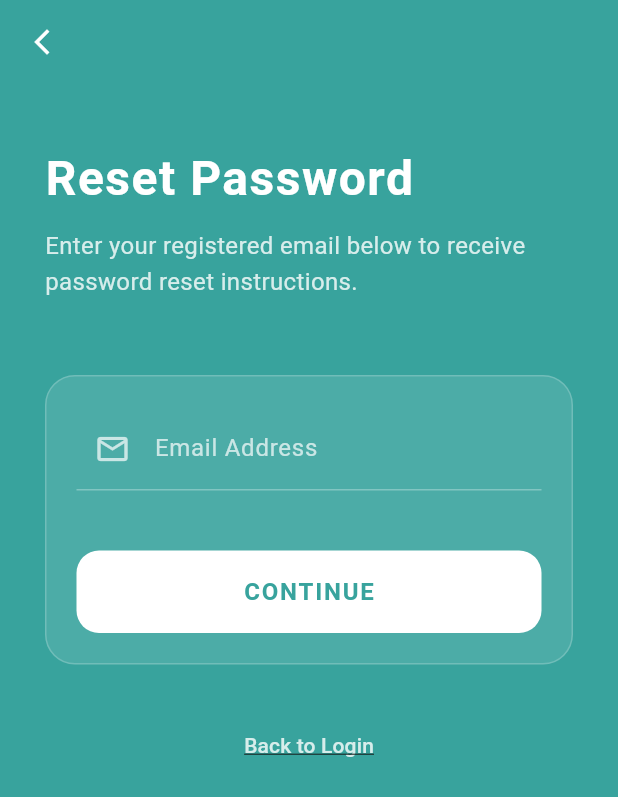
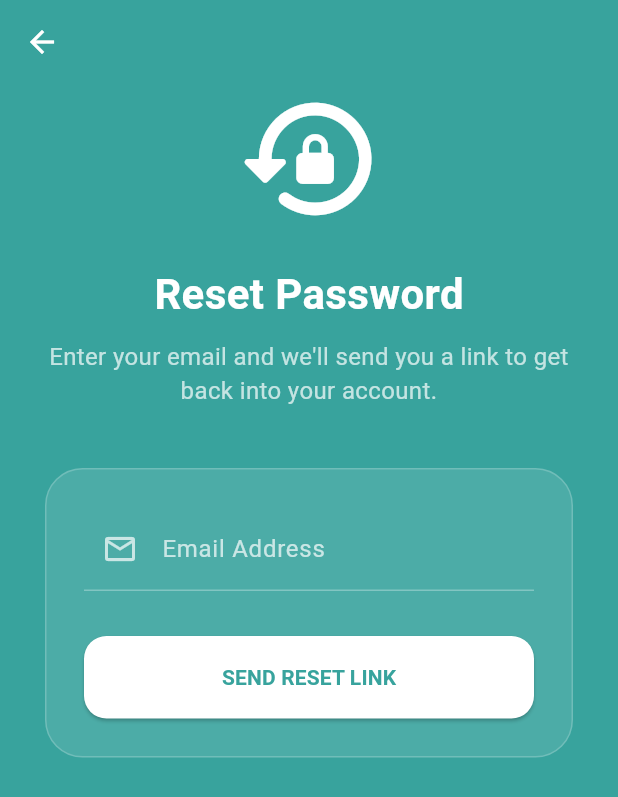
Before and after one commit to VanchhaiThay/eduhub, a Flutter app: the screen it shows after launch, after a tap on "Forgot Password?", on a phone screen of 412 x 824 dp. Shown: the top 797 px of the screen. Run offline on Flutter 3.47's test engine with Material 3 defaults, Android fonts, the light colour scheme and no system bars; our stand-ins replace cloud_firestore, firebase_auth, firebase_core, flutter_local_notifications, shared_preferences; accounts and stored records are empty.

Commit message:
update forgot password

```diff
--- /dev/null
+++ b/devtools_options.yaml
@@ -0,0 +1,3 @@
+description: This file stores settings for Dart & Flutter DevTools.
+documentation: https://docs.flutter.dev/tools/devtools/extensions#configure-extension-enablement-states
+extensions:
--- /dev/null
+++ b/lib/auth/forgot_password.dart
@@ -0,0 +1,151 @@
+import 'package:firebase_auth/firebase_auth.dart';
+import 'package:flutter/material.dart';
+
+class ForgotPasswordPage extends StatefulWidget {
+  const ForgotPasswordPage({super.key});
+
+  @override
+  State<ForgotPasswordPage> createState() => _ForgotPasswordPageState();
+}
+
+class _ForgotPasswordPageState extends State<ForgotPasswordPage> {
+  final emailController = TextEditingController();
+  bool isLoading = false;
+
+  @override
+  void dispose() {
+    emailController.dispose();
+    super.dispose();
+  }
+
+  Future<void> passwordReset() async {
+    final email = emailController.text.trim();
+
+    // 1. Basic Validation
+    if (email.isEmpty) {
+      _showMessage("Please enter your email address", isError: true);
+      return;
+    }
+
+    setState(() => isLoading = true);
+
+    try {
+      // 2. Firebase Request
+      await FirebaseAuth.instance.sendPasswordResetEmail(email: email);
+
+      // 3. Success Feedback
+      if (!mounted) return;
+      _showMessage("Reset link sent! Please check your Gmail spam.");
+
+      // Optional: Navigate back to login after a delay
+      Future.delayed(const Duration(seconds: 2), () {
+        if (mounted) Navigator.pop(context);
+      });
+
+    } on FirebaseAuthException catch (e) {
+      // 4. Error Handling
+      String errorMessage = "An error occurred";
+      if (e.code == 'user-not-found') {
+        errorMessage = "No account found with this email.";
+      } else if (e.code == 'invalid-email') {
+        errorMessage = "The email address is not valid.";
+      }
+      _showMessage(errorMessage, isError: true);
+    } catch (e) {
+      _showMessage("Something went wrong. Please try again.", isError: true);
+    } finally {
+      if (mounted) setState(() => isLoading = false);
+    }
+  }
+
+  void _showMessage(String message, {bool isError = false}) {
+    ScaffoldMessenger.of(context).showSnackBar(
+      SnackBar(
+        content: Text(message),
+        backgroundColor: isError ? Colors.redAccent : Colors.green,
+        behavior: SnackBarBehavior.floating,
+        shape: RoundedRectangleBorder(borderRadius: BorderRadius.circular(10)),
+      ),
+    );
+  }
+
+  @override
+  Widget build(BuildContext context) {
+    return Scaffold(
+      backgroundColor: const Color(0xFF38A39D), // Matches your Login Page
+      appBar: AppBar(
+        backgroundColor: Colors.transparent,
+        elevation: 0,
+        iconTheme: const IconThemeData(color: Colors.white),
+      ),
+      body: SafeArea(
+        child: SingleChildScrollView(
+          padding: const EdgeInsets.symmetric(horizontal: 30),
+          child: Column(
+            children: [
+              const Icon(Icons.lock_reset_rounded, size: 100, color: Colors.white),
+              const SizedBox(height: 20),
+              const Text(
+                "Reset Password",
+                style: TextStyle(color: Colors.white, fontSize: 28, fontWeight: FontWeight.bold),
+              ),
+              const SizedBox(height: 10),
+              Text(
+                "Enter your email and we'll send you a link to get back into your account.",
+                textAlign: TextAlign.center,
+                style: TextStyle(color: Colors.white.withOpacity(0.7), fontSize: 16),
+              ),
+              const SizedBox(height: 40),
+
+              // Glassmorphic Card
+              Container(
+                decoration: BoxDecoration(
+                  color: Colors.white.withOpacity(0.1),
+                  borderRadius: BorderRadius.circular(25),
+                  border: Border.all(color: Colors.white.withOpacity(0.2)),
+                ),
+                padding: const EdgeInsets.all(25),
+                child: Column(
+                  children: [
+                    TextField(
+                      controller: emailController,
+                      style: const TextStyle(color: Colors.white),
+                      keyboardType: TextInputType.emailAddress,
+                      decoration: InputDecoration(
+                        labelText: "Email Address",
+                        labelStyle: const TextStyle(color: Colors.white70),
+                        prefixIcon: const Icon(Icons.email_outlined, color: Colors.white70),
+                        enabledBorder: UnderlineInputBorder(
+                          borderSide: BorderSide(color: Colors.white.withOpacity(0.3)),
+                        ),
+                        focusedBorder: const UnderlineInputBorder(
+                          borderSide: BorderSide(color: Colors.white),
+                        ),
+                      ),
+                    ),
+                    const SizedBox(height: 30),
+                    SizedBox(
+                      width: double.infinity,
+                      height: 55,
+                      child: ElevatedButton(
+                        onPressed: isLoading ? null : passwordReset,
+                        style: ElevatedButton.styleFrom(
+                          backgroundColor: Colors.white,
+                          foregroundColor: const Color(0xFF38A39D),
+                          shape: RoundedRectangleBorder(borderRadius: BorderRadius.circular(15)),
+                        ),
+                        child: isLoading
+                            ? const CircularProgressIndicator(color: Color(0xFF38A39D))
+                            : const Text("SEND RESET LINK", style: TextStyle(fontWeight: FontWeight.bold)),
+                      ),
+                    ),
+                  ],
+                ),
+              ),
+            ],
+          ),
+        ),
+      ),
+    );
+  }
+}
--- a/lib/auth/forgot_password_verify.dart
+++ /dev/null
@@ -1,192 +0,0 @@
-import 'package:flutter/material.dart';
-import 'package:cloud_firestore/cloud_firestore.dart';
-import 'set_new_password.dart';
-
-class ForgotPasswordVerify extends StatefulWidget {
-  const ForgotPasswordVerify({super.key});
-
-  @override
-  State<ForgotPasswordVerify> createState() => _ForgotPasswordVerifyState();
-}
-
-class _ForgotPasswordVerifyState extends State<ForgotPasswordVerify> {
-  final emailController = TextEditingController();
-  bool isLoading = false;
-
-  Future<void> checkEmail() async {
-    final email = emailController.text.trim();
-    if (email.isEmpty) {
-      _showError("Please enter your email address");
-      return;
-    }
-
-    setState(() => isLoading = true);
-
-    try {
-      final query = await FirebaseFirestore.instance
-          .collection("users")
-          .where("email", isEqualTo: email)
-          .get();
-
-      if (query.docs.isNotEmpty) {
-        String userId = query.docs.first.id;
-        if (!mounted) return;
-        Navigator.push(
-          context,
-          MaterialPageRoute(
-            builder: (_) => SetNewPasswordPage(userId: userId, email: email),
-          ),
-        );
-      } else {
-        _showError("No account found with this email.");
-      }
-    } catch (e) {
-      _showError("Something went wrong. Try again later.");
-    } finally {
-      if (mounted) setState(() => isLoading = false);
-    }
-  }
-
-  void _showError(String message) {
-    ScaffoldMessenger.of(context).showSnackBar(
-      SnackBar(
-        content: Text(message),
-        backgroundColor: Colors.redAccent,
-        behavior: SnackBarBehavior.floating,
-        shape: RoundedRectangleBorder(borderRadius: BorderRadius.circular(10)),
-      ),
-    );
-  }
-
-  @override
-  Widget build(BuildContext context) {
-    return Scaffold(
-      backgroundColor: const Color(0xFF38A39D),
-      // Clean AppBar with Back Button
-      appBar: AppBar(
-        backgroundColor: Colors.transparent,
-        elevation: 0,
-        leading: IconButton(
-          icon: const Icon(Icons.arrow_back_ios_new, color: Colors.white, size: 20),
-          onPressed: () => Navigator.pop(context),
-        ),
-      ),
-      body: SafeArea(
-        child: SingleChildScrollView(
-          padding: const EdgeInsets.symmetric(horizontal: 30.0),
-          child: Column(
-            crossAxisAlignment: CrossAxisAlignment.start,
-            children: [
-              const SizedBox(height: 40),
-              // Header Section
-              const Text(
-                "Reset Password",
-                style: TextStyle(
-                  color: Colors.white,
-                  fontSize: 32,
-                  fontWeight: FontWeight.bold,
-                  letterSpacing: 1,
-                ),
-              ),
-              const SizedBox(height: 10),
-              Text(
-                "Enter your registered email below to receive password reset instructions.",
-                style: TextStyle(
-                  // ignore: deprecated_member_use
-                  color: Colors.white.withOpacity(0.8),
-                  fontSize: 16,
-                  height: 1.5,
-                ),
-              ),
-              const SizedBox(height: 50),
-
-              // Glassmorphic Input Container
-              Container(
-                decoration: BoxDecoration(
-                  // ignore: deprecated_member_use
-                  color: Colors.white.withOpacity(0.1),
-                  borderRadius: BorderRadius.circular(20),
-                  // ignore: deprecated_member_use
-                  border: Border.all(color: Colors.white.withOpacity(0.2)),
-                ),
-                padding: const EdgeInsets.all(20),
-                child: Column(
-                  children: [
-                    TextField(
-                      controller: emailController,
-                      keyboardType: TextInputType.emailAddress,
-                      style: const TextStyle(color: Colors.white),
-                      decoration: InputDecoration(
-                        prefixIcon: const Icon(Icons.email_outlined, color: Colors.white70),
-                        labelText: "Email Address",
-                        labelStyle: const TextStyle(color: Colors.white70),
-                        enabledBorder: UnderlineInputBorder(
-                          // ignore: deprecated_member_use
-                          borderSide: BorderSide(color: Colors.white.withOpacity(0.3)),
-                        ),
-                        focusedBorder: const UnderlineInputBorder(
-                          borderSide: BorderSide(color: Colors.white),
-                        ),
-                      ),
-                    ),
-                    const SizedBox(height: 40),
-
-                    // Primary Action Button
-                    SizedBox(
-                      width: double.infinity,
-                      height: 55,
-                      child: ElevatedButton(
-                        onPressed: isLoading ? null : checkEmail,
-                        style: ElevatedButton.styleFrom(
-                          backgroundColor: Colors.white,
-                          foregroundColor: const Color(0xFF38A39D),
-                          elevation: 0,
-                          shape: RoundedRectangleBorder(
-                            borderRadius: BorderRadius.circular(15),
-                          ),
-                        ),
-                        child: isLoading
-                            ? const SizedBox(
-                                height: 20,
-                                width: 20,
-                                child: CircularProgressIndicator(
-                                  strokeWidth: 2,
-                                  color: Color(0xFF38A39D),
-                                ),
-                              )
-                            : const Text(
-                                "CONTINUE",
-                                style: TextStyle(
-                                  fontSize: 16,
-                                  fontWeight: FontWeight.bold,
-                                  letterSpacing: 1.2,
-                                ),
-                              ),
-                      ),
-                    ),
-                  ],
-                ),
-              ),
-              const SizedBox(height: 30),
-
-              // Helper Footer
-              Center(
-                child: TextButton(
-                  onPressed: () => Navigator.pop(context),
-                  child: Text(
-                    "Back to Login",
-                    style: TextStyle(
-                      // ignore: deprecated_member_use
-                      color: Colors.white.withOpacity(0.8),
-                      decoration: TextDecoration.underline,
-                    ),
-                  ),
-                ),
-              ),
-            ],
-          ),
-        ),
-      ),
-    );
-  }
-}
--- a/lib/auth/signin.dart
+++ b/lib/auth/signin.dart
@@ -1,4 +1,4 @@
-import 'package:eduhub/auth/forgot_password_verify.dart';
+import 'package:eduhub/auth/forgot_password.dart';
 import 'package:eduhub/auth/signup.dart';
 import 'package:flutter/material.dart';
 import 'package:firebase_auth/firebase_auth.dart';
@@ -156,7 +156,7 @@ class _LoginPageState extends State<LoginPage> {
                         child: TextButton(
                           onPressed: () => Navigator.push(
                             context,
-                            MaterialPageRoute(builder: (_) => const ForgotPasswordVerify()),
+                            MaterialPageRoute(builder: (_) => const ForgotPasswordPage()),
                           ),
                           child: Text(
                             "Forgot Password?",
```
Also changed, not shown: lib/auth/set_new_password.dart (deleted, +0 -213 lines).
